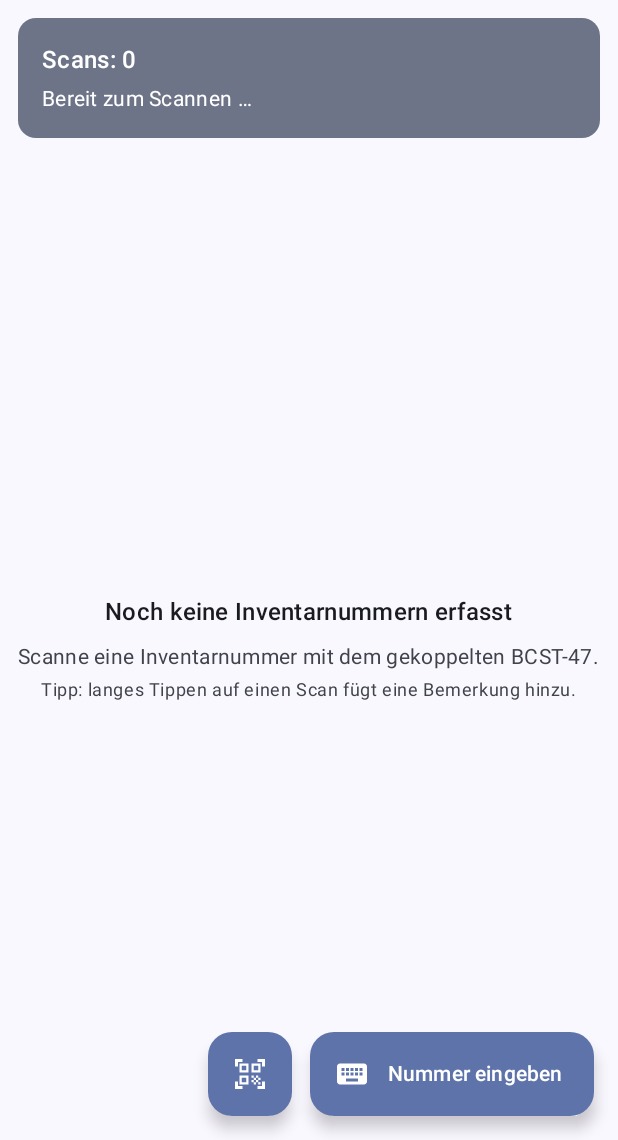
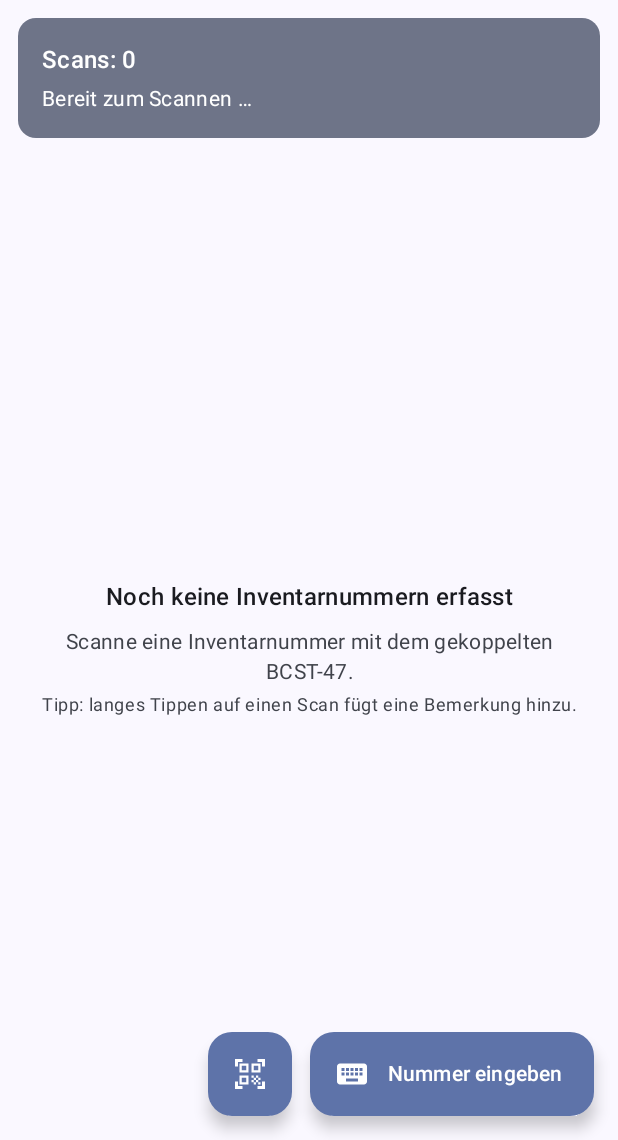
Before and after one commit to olafkenfenheuer/inventur, an Android app built with Jetpack Compose: the screen it shows after launch (MainActivity), on a phone screen of 412 x 824 dp, the part 96-1236 px from its top. Run offline under Robolectric (Android 15) with nearby library versions, the phone set to English and light mode, and no system bars; libraries missing offline, so code that uses them is left out: com.inateck.scanner; 1 statement that could not run was skipped.

Commit message:
Leerhinweis: Seitenrand und zentrierten Text ergaenzt
Der Hinweistext auf der leeren Liste ("Scanne eine Inventarnummer …") lag auf
schmalen Geraeten am Bildschirmrand. Jetzt mit horizontalem Padding und
zentrierter Ausrichtung.

Co-Authored-By: Claude Opus 4.8 <noreply@anthropic.com>

```diff
--- a/app/src/main/java/com/kenfenheuer/inventur/ui/InventoryScreen.kt
+++ b/app/src/main/java/com/kenfenheuer/inventur/ui/InventoryScreen.kt
@@ -72,6 +72,7 @@ import androidx.compose.ui.text.font.FontFamily
 import androidx.compose.ui.text.font.FontStyle
 import androidx.compose.ui.text.font.FontWeight
 import androidx.compose.ui.text.input.ImeAction
+import androidx.compose.ui.text.style.TextAlign
 import androidx.compose.ui.unit.dp
 import com.kenfenheuer.inventur.MainActivity
 import com.kenfenheuer.inventur.R
@@ -313,19 +314,28 @@ private fun SummaryBar(scans: Int, duplicates: Int, lastScanned: String?) {
 @Composable
 private fun EmptyHint() {
     Box(modifier = Modifier.fillMaxSize(), contentAlignment = Alignment.Center) {
-        Column(horizontalAlignment = Alignment.CenterHorizontally) {
-            Text("Noch keine Inventarnummern erfasst", style = MaterialTheme.typography.titleMedium)
+        Column(
+            modifier = Modifier.padding(horizontal = 24.dp),
+            horizontalAlignment = Alignment.CenterHorizontally,
+        ) {
+            Text(
+                "Noch keine Inventarnummern erfasst",
+                style = MaterialTheme.typography.titleMedium,
+                textAlign = TextAlign.Center,
+            )
             Spacer(Modifier.size(8.dp))
             Text(
                 "Scanne eine Inventarnummer mit dem gekoppelten BCST-47.",
                 style = MaterialTheme.typography.bodyMedium,
                 color = MaterialTheme.colorScheme.onSurfaceVariant,
+                textAlign = TextAlign.Center,
             )
             Spacer(Modifier.size(4.dp))
             Text(
                 "Tipp: langes Tippen auf einen Scan fügt eine Bemerkung hinzu.",
                 style = MaterialTheme.typography.bodySmall,
                 color = MaterialTheme.colorScheme.onSurfaceVariant,
+                textAlign = TextAlign.Center,
             )
         }
     }
```
